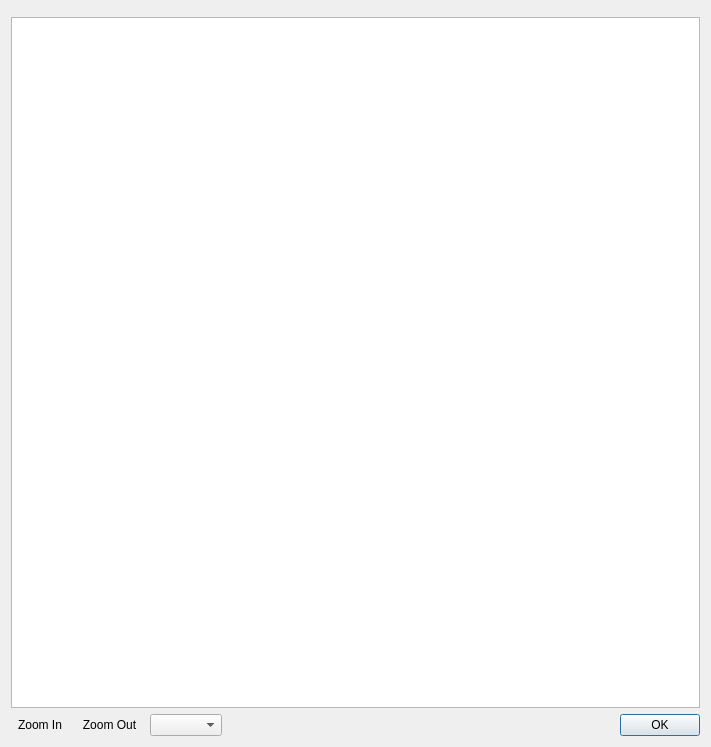
First picture: the form in ui/sampling_report.ui, repository SMByC/AcATaMa, before the edit.
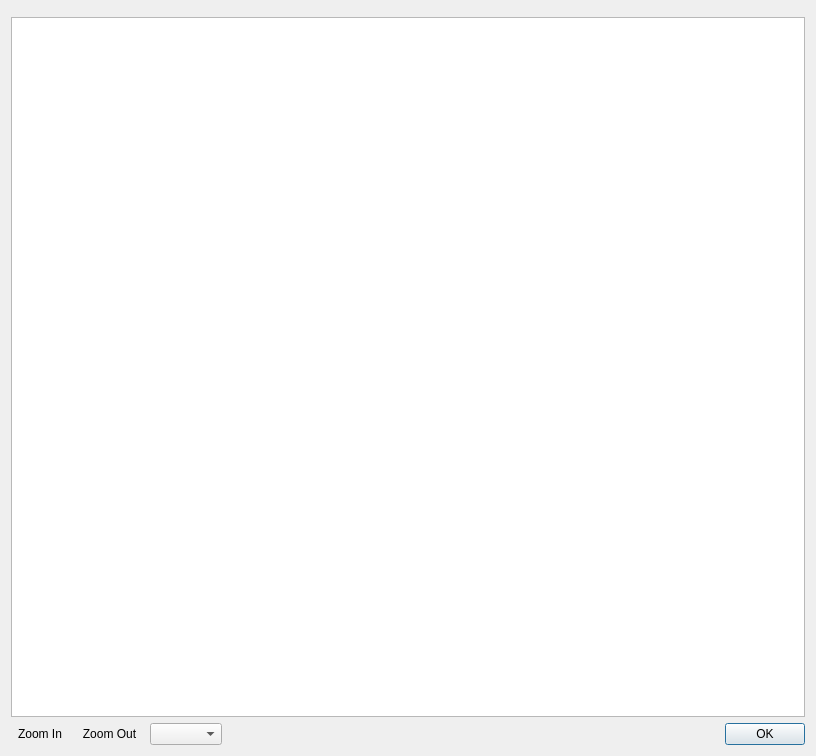
Second picture: the form after the edit. Icons and pictures are not drawn. Custom widgets are drawn as their Qt base class.

Diff of the .ui file:
```diff
--- a/ui/sampling_report.ui
+++ b/ui/sampling_report.ui
@@ -6,8 +6,8 @@
    <rect>
     <x>0</x>
     <y>0</y>
-    <width>711</width>
-    <height>747</height>
+    <width>816</width>
+    <height>756</height>
    </rect>
   </property>
   <property name="windowTitle">
```
